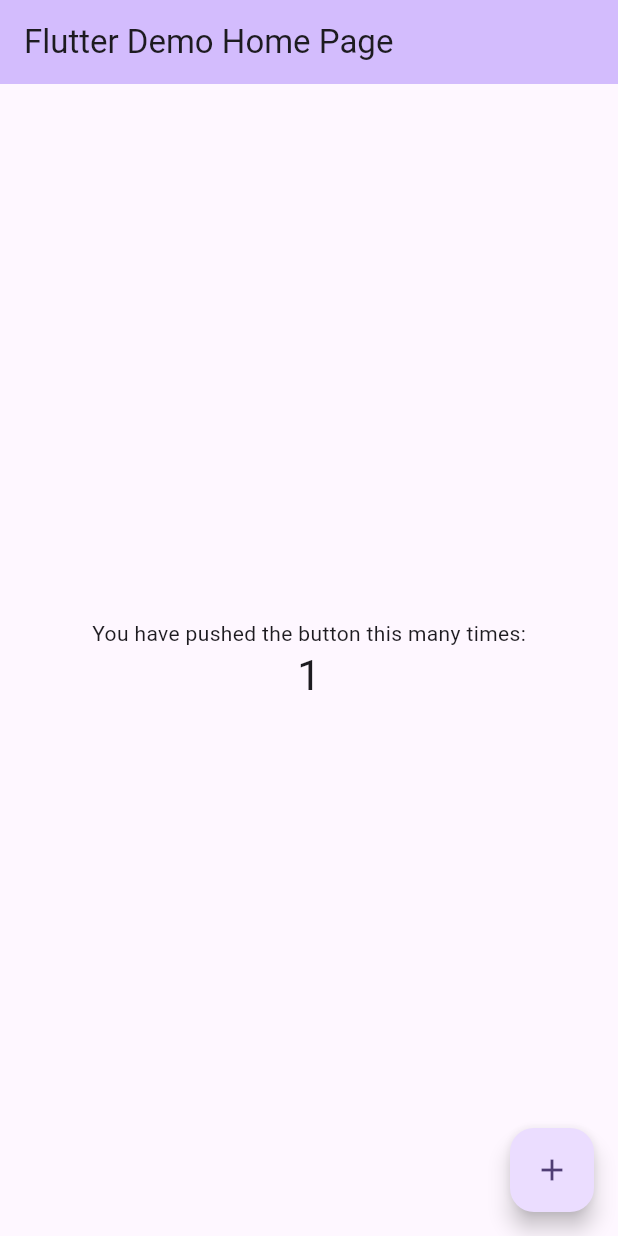
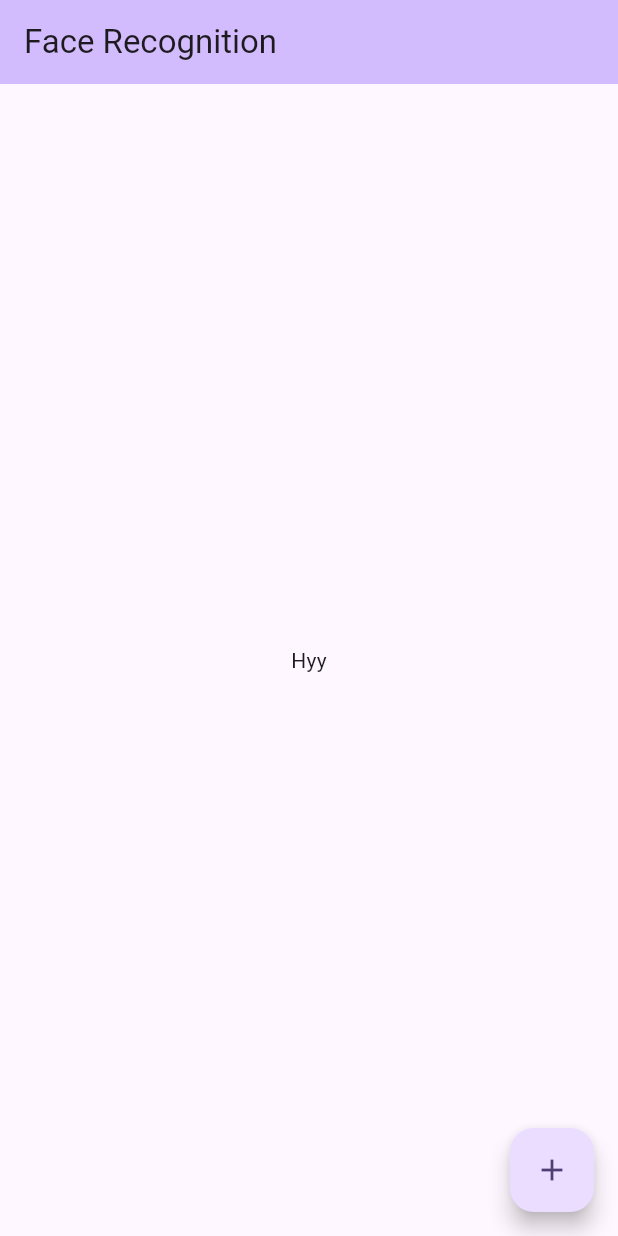
Before and after one commit to Kishan-Techabbot/face_recognition, a Flutter app: the MyHomePage screen opened directly, after a tap on the "add" icon, on a phone screen of 412 x 824 dp. Run offline on Flutter 3.47's test engine with Material 3 defaults, Android fonts, the phone set to English and light mode, and no system bars.

Commit message:
initial commit

```diff
--- a/lib/main.dart
+++ b/lib/main.dart
@@ -11,41 +11,17 @@ class MyApp extends StatelessWidget {
   @override
   Widget build(BuildContext context) {
     return MaterialApp(
-      title: 'Flutter Demo',
+      title: 'Face Recognition',
       theme: ThemeData(
-        // This is the theme of your application.
-        //
-        // TRY THIS: Try running your application with "flutter run". You'll see
-        // the application has a purple toolbar. Then, without quitting the app,
-        // try changing the seedColor in the colorScheme below to Colors.green
-        // and then invoke "hot reload" (save your changes or press the "hot
-        // reload" button in a Flutter-supported IDE, or press "r" if you used
-        // the command line to start the app).
-        //
-        // Notice that the counter didn't reset back to zero; the application
-        // state is not lost during the reload. To reset the state, use hot
-        // restart instead.
-        //
-        // This works for code too, not just values: Most code changes can be
-        // tested with just a hot reload.
         colorScheme: ColorScheme.fromSeed(seedColor: Colors.deepPurple),
       ),
-      home: const MyHomePage(title: 'Flutter Demo Home Page'),
+      home: const MyHomePage(title: 'Face Recognition'),
     );
   }
 }
 
 class MyHomePage extends StatefulWidget {
   const MyHomePage({super.key, required this.title});
-
-  // This widget is the home page of your application. It is stateful, meaning
-  // that it has a State object (defined below) that contains fields that affect
-  // how it looks.
-
-  // This class is the configuration for the state. It holds the values (in this
-  // case the title) provided by the parent (in this case the App widget) and
-  // used by the build method of the State. Fields in a Widget subclass are
-  // always marked "final".
 
   final String title;
 
@@ -54,69 +30,23 @@ class MyHomePage extends StatefulWidget {
 }
 
 class _MyHomePageState extends State<MyHomePage> {
-  int _counter = 0;
-
-  void _incrementCounter() {
-    setState(() {
-      // This call to setState tells the Flutter framework that something has
-      // changed in this State, which causes it to rerun the build method below
-      // so that the display can reflect the updated values. If we changed
-      // _counter without calling setState(), then the build method would not be
-      // called again, and so nothing would appear to happen.
-      _counter++;
-    });
-  }
-
   @override
   Widget build(BuildContext context) {
-    // This method is rerun every time setState is called, for instance as done
-    // by the _incrementCounter method above.
-    //
-    // The Flutter framework has been optimized to make rerunning build methods
-    // fast, so that you can just rebuild anything that needs updating rather
-    // than having to individually change instances of widgets.
     return Scaffold(
       appBar: AppBar(
-        // TRY THIS: Try changing the color here to a specific color (to
-        // Colors.amber, perhaps?) and trigger a hot reload to see the AppBar
-        // change color while the other colors stay the same.
         backgroundColor: Theme.of(context).colorScheme.inversePrimary,
-        // Here we take the value from the MyHomePage object that was created by
-        // the App.build method, and use it to set our appbar title.
         title: Text(widget.title),
       ),
       body: Center(
-        // Center is a layout widget. It takes a single child and positions it
-        // in the middle of the parent.
         child: Column(
-          // Column is also a layout widget. It takes a list of children and
-          // arranges them vertically. By default, it sizes itself to fit its
-          // children horizontally, and tries to be as tall as its parent.
-          //
-          // Column has various properties to control how it sizes itself and
-          // how it positions its children. Here we use mainAxisAlignment to
-          // center the children vertically; the main axis here is the vertical
-          // axis because Columns are vertical (the cross axis would be
-          // horizontal).
-          //
-          // TRY THIS: Invoke "debug painting" (choose the "Toggle Debug Paint"
-          // action in the IDE, or press "p" in the console), to see the
-          // wireframe for each widget.
           mainAxisAlignment: MainAxisAlignment.center,
-          children: <Widget>[
-            const Text('You have pushed the button this many times:'),
-            Text(
-              '$_counter',
-              style: Theme.of(context).textTheme.headlineMedium,
-            ),
-          ],
+          children: <Widget>[const Text('Hyy')],
         ),
       ),
       floatingActionButton: FloatingActionButton(
-        onPressed: _incrementCounter,
-        tooltip: 'Increment',
+        onPressed: () {},
         child: const Icon(Icons.add),
-      ), // This trailing comma makes auto-formatting nicer for build methods.
+      ),
     );
   }
 }
```
